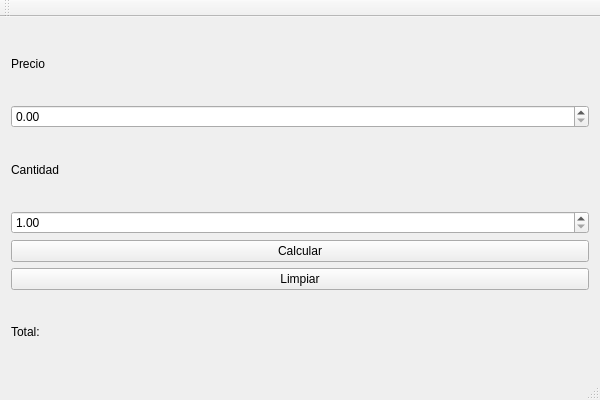
Qt form Lab6/Lab6/Lab6.ui (AlexVillegasC/progra1-lab6) before a commit.
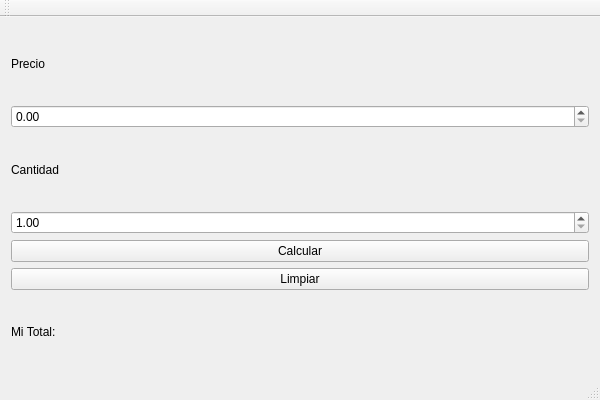
The same form after that commit.

Commit message: Mejora visual

```diff
--- a/Lab6/Lab6/Lab6.ui
+++ b/Lab6/Lab6/Lab6.ui
@@ -62,7 +62,7 @@
     <item>
      <widget class="QLabel" name="lblTotal">
       <property name="text">
-       <string>Total:</string>
+       <string>Mi Total:</string>
       </property>
      </widget>
     </item>
```
